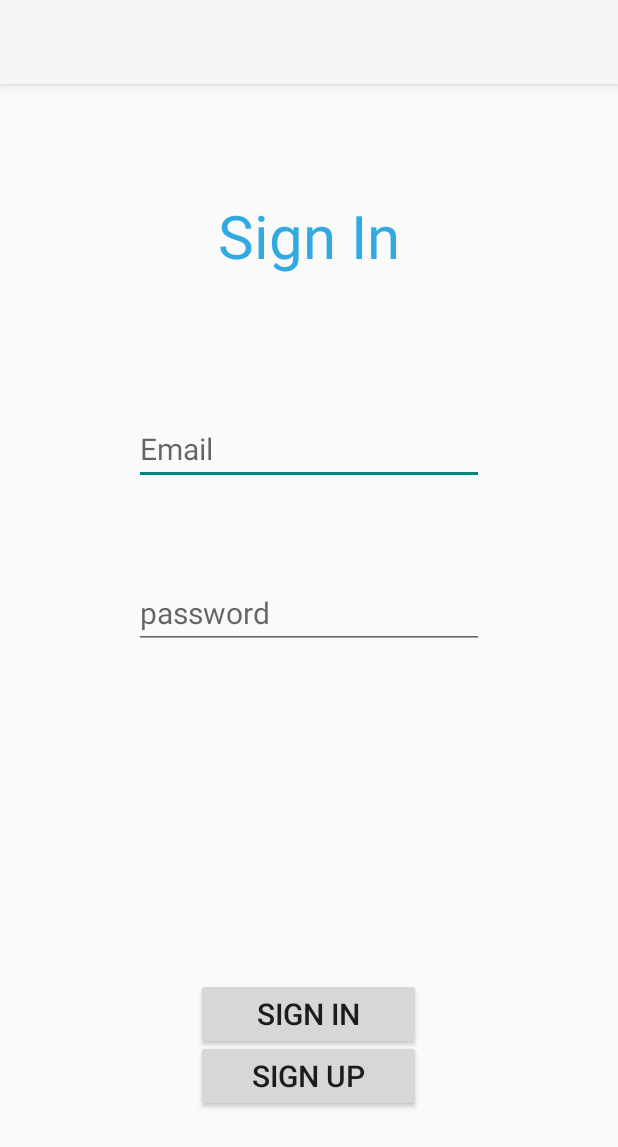
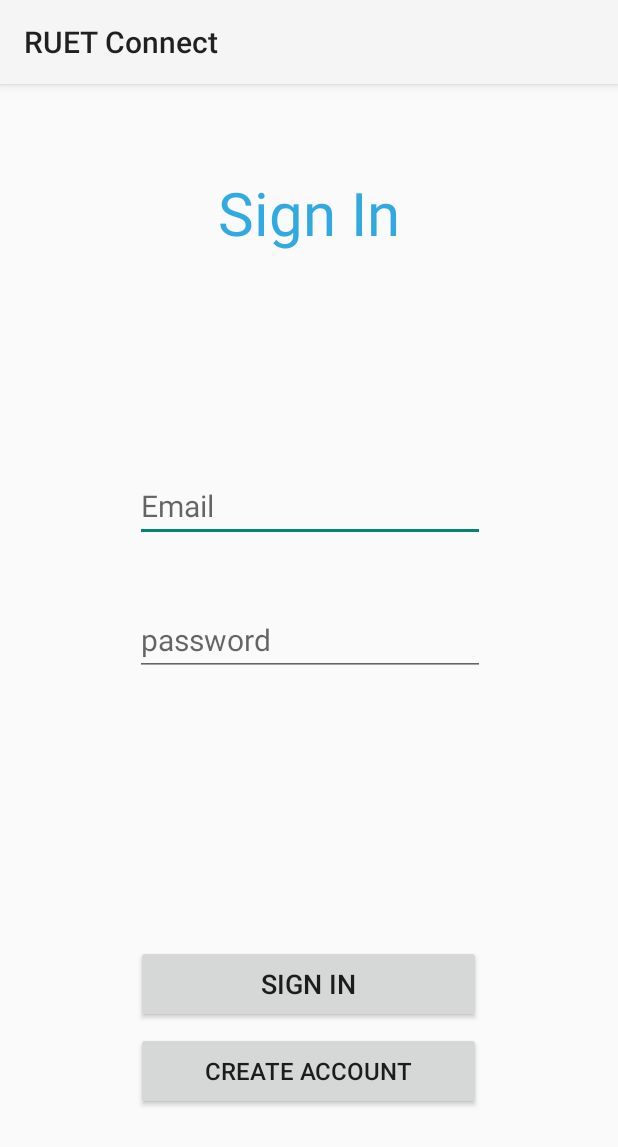
Before and after one commit to TanzimAhad7/project_ece_tanzim, an Android app: the screen it shows after launch (Login_Activity), on a phone screen of 412 x 824 dp. Shown: the top 1147 px of the screen. Run offline under Robolectric (Android 15) with nearby library versions, the phone set to English and light mode, and no system bars; our stand-ins replace Firebase (no records; nobody signed in at launch, a user with empty details on screens opened directly).

```diff
--- a/app/src/main/AndroidManifest.xml
+++ b/app/src/main/AndroidManifest.xml
@@ -5,7 +5,7 @@
     <application
         android:allowBackup="true"
         android:icon="@mipmap/ic_launcher"
-        android:label="@string/app_name"
+        android:label="RUET Connect"
         android:roundIcon="@mipmap/ic_launcher_round"
         android:supportsRtl="true"
         android:theme="@style/Theme.FirebaseApp">
--- a/app/src/main/res/layout/activity_login.xml
+++ b/app/src/main/res/layout/activity_login.xml
@@ -17,7 +17,7 @@
         app:layout_constraintEnd_toEndOf="parent"
         app:layout_constraintStart_toStartOf="parent"
         app:layout_constraintTop_toTopOf="parent"
-        app:layout_constraintVertical_bias="0.104" />
+        app:layout_constraintVertical_bias="0.082" />
 
     <EditText
         android:id="@+id/editTextLogin"
@@ -29,9 +29,10 @@
         android:textSize="20sp"
         app:layout_constraintBottom_toBottomOf="parent"
         app:layout_constraintEnd_toEndOf="parent"
+        app:layout_constraintHorizontal_bias="0.502"
         app:layout_constraintStart_toStartOf="parent"
         app:layout_constraintTop_toBottomOf="@+id/textView2"
-        app:layout_constraintVertical_bias="0.154" />
+        app:layout_constraintVertical_bias="0.238" />
 
     <EditText
         android:id="@+id/editTextPassword"
@@ -43,28 +44,31 @@
         android:textSize="20sp"
         app:layout_constraintBottom_toBottomOf="parent"
         app:layout_constraintEnd_toEndOf="parent"
+        app:layout_constraintHorizontal_bias="0.502"
         app:layout_constraintStart_toStartOf="parent"
         app:layout_constraintTop_toBottomOf="@+id/textView2"
-        app:layout_constraintVertical_bias="0.339" />
+        app:layout_constraintVertical_bias="0.385" />
 
     <Button
         android:id="@+id/buttonLogin"
-        android:layout_width="150dp"
-        android:layout_height="wrap_content"
-        android:layout_marginBottom="124dp"
+        android:layout_width="230dp"
+        android:layout_height="52dp"
+        android:layout_marginBottom="108dp"
         android:text="Sign in"
-        android:textSize="20sp"
+        android:textSize="18sp"
         app:layout_constraintBottom_toBottomOf="parent"
         app:layout_constraintEnd_toEndOf="parent"
-        app:layout_constraintHorizontal_bias="0.498"
-        app:layout_constraintStart_toStartOf="parent" />
+        app:layout_constraintHorizontal_bias="0.497"
+        app:layout_constraintStart_toStartOf="parent"
+        app:layout_constraintTop_toBottomOf="@+id/textView2"
+        app:layout_constraintVertical_bias="0.931" />
 
     <Button
         android:id="@+id/button2"
-        android:layout_width="150dp"
-        android:layout_height="wrap_content"
-        android:text="sign up"
-        android:textSize="20sp"
+        android:layout_width="230dp"
+        android:layout_height="52dp"
+        android:text="Create Account"
+        android:textSize="16sp"
         app:layout_constraintBottom_toBottomOf="parent"
         app:layout_constraintEnd_toEndOf="parent"
         app:layout_constraintHorizontal_bias="0.498"
```
Also changed, not shown: app/src/main/java/com/example/firebaseapp/Login_Activity.java (+10 -8 lines), app/src/main/java/com/example/firebaseapp/RegisterActivity.java (+5 -4 lines), app/src/main/res/layout/activity_register.xml (+6 -7 lines).
